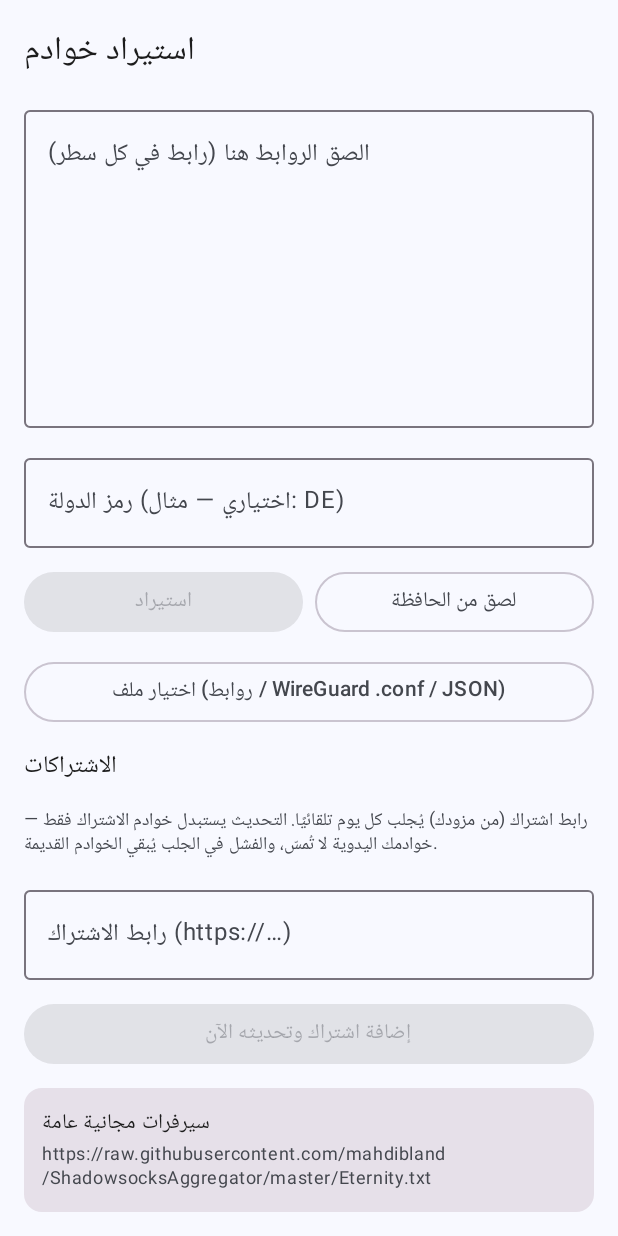
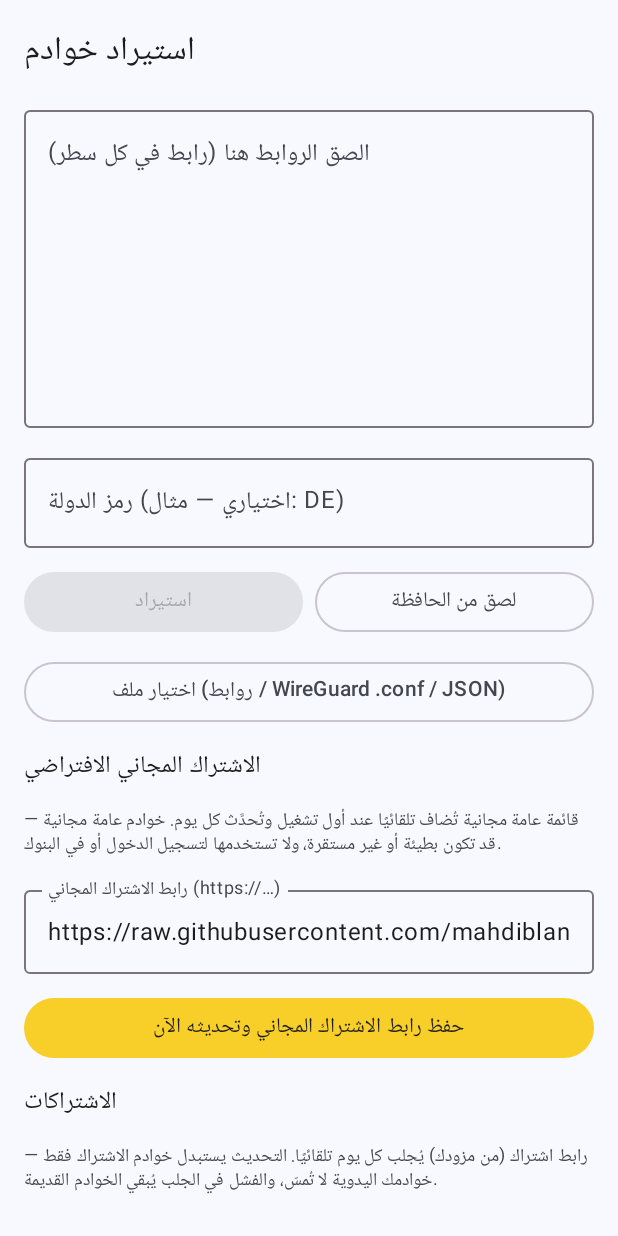
Before and after one commit to aalhdydy550-ui/tunnel-app, an Android app built with Jetpack Compose: the composable ImportScreen shown on its own in the app's theme, on a phone screen of 412 x 824 dp. Run offline under Robolectric (Android 15) with nearby library versions, the phone set to English and light mode, and no system bars; our stand-ins replace Dagger/Hilt's generated code, Room's generated code; network calls fail; 3 statements that could not run were skipped.

Commit message:
profiles: editable default-subscription URL + public-servers warning
- Import screen: "default free subscription" section to view/change
  the URL (saving re-enables and applies it now), and a badge +
  warning on the default subscription card.
- Servers screen: warning card whenever the list holds servers from
  the default subscription (public/free: slow, unstable, never for
  logins or banking); empty state mentions the automatic update.
- ImportViewModel: deleting the default subscription disables it;
  ProfilesViewModel exposes hasPublicFreeServers.

```diff
--- a/feature/profiles/src/main/java/dev/aalhdydy550/tunnel/feature/profiles/ImportScreen.kt
+++ b/feature/profiles/src/main/java/dev/aalhdydy550/tunnel/feature/profiles/ImportScreen.kt
@@ -23,6 +23,7 @@ import androidx.compose.runtime.remember
 import androidx.compose.runtime.setValue
 import androidx.compose.ui.Modifier
 import androidx.compose.ui.unit.dp
+import dev.aalhdydy550.tunnel.core.data.profile.DefaultSubscription
 
 /**
  * Import screen: paste links (one per line), paste from the clipboard,
@@ -44,6 +45,9 @@ fun ImportScreen(
     val outcome by viewModel.outcome.collectAsState()
     val importing by viewModel.importing.collectAsState()
     val subscriptions by viewModel.subscriptions.collectAsState()
+    val defaultUrl by viewModel.defaultSubscriptionUrl.collectAsState()
+    val defaultEnabled by viewModel.defaultSubscriptionEnabled.collectAsState()
+    var defaultUrlText by remember(defaultUrl) { mutableStateOf(defaultUrl) }
 
     val filePicker = rememberLauncherForActivityResult(
         ActivityResultContracts.GetContent(),
@@ -96,6 +100,36 @@ fun ImportScreen(
             modifier = Modifier.fillMaxWidth(),
         ) { Text("اختيار ملف (روابط / WireGuard .conf / JSON)") }
         Text(
+            text = "الاشتراك المجاني الافتراضي",
+            style = MaterialTheme.typography.titleMedium,
+        )
+        Text(
+            text = "قائمة عامة مجانية تُضاف تلقائيًا عند أول تشغيل وتُحدَّث " +
+                "كل يوم. " + DefaultSubscription.PUBLIC_WARNING,
+            style = MaterialTheme.typography.bodySmall,
+            color = MaterialTheme.colorScheme.onSurfaceVariant,
+        )
+        if (!defaultEnabled) {
+            Text(
+                text = "الاشتراك المجاني محذوف حاليًا — احفظ رابطًا أدناه " +
+                    "لإعادة إضافته.",
+                style = MaterialTheme.typography.bodySmall,
+                color = MaterialTheme.colorScheme.error,
+            )
+        }
+        OutlinedTextField(
+            value = defaultUrlText,
+            onValueChange = { defaultUrlText = it; viewModel.clearOutcome() },
+            label = { Text("رابط الاشتراك المجاني (https://…)") },
+            modifier = Modifier.fillMaxWidth(),
+            singleLine = true,
+        )
+        Button(
+            onClick = { viewModel.updateDefaultSubscriptionUrl(defaultUrlText) },
+            enabled = defaultUrlText.isNotBlank() && !importing,
+            modifier = Modifier.fillMaxWidth(),
+        ) { Text("حفظ رابط الاشتراك المجاني وتحديثه الآن") }
+        Text(
             text = "الاشتراكات",
             style = MaterialTheme.typography.titleMedium,
         )
@@ -128,6 +162,14 @@ fun ImportScreen(
                         text = subscription.name,
                         style = MaterialTheme.typography.bodyMedium,
                     )
+                    if (subscription.isDefault) {
+                        Text(
+                            text = "اشتراك افتراضي — سيرفرات مجانية عامة. " +
+                                DefaultSubscription.PUBLIC_WARNING,
+                            style = MaterialTheme.typography.bodySmall,
+                            color = MaterialTheme.colorScheme.error,
+                        )
+                    }
                     Text(
                         text = subscription.url,
                         style = MaterialTheme.typography.bodySmall,
--- a/feature/profiles/src/main/java/dev/aalhdydy550/tunnel/feature/profiles/ImportViewModel.kt
+++ b/feature/profiles/src/main/java/dev/aalhdydy550/tunnel/feature/profiles/ImportViewModel.kt
@@ -8,14 +8,18 @@ import androidx.lifecycle.viewModelScope
 import dagger.hilt.android.lifecycle.HiltViewModel
 import dagger.hilt.android.qualifiers.ApplicationContext
 import dev.aalhdydy550.tunnel.core.data.model.Subscription
+import dev.aalhdydy550.tunnel.core.data.profile.DefaultSubscription
 import dev.aalhdydy550.tunnel.core.data.profile.ProfileLinkParser
+import dev.aalhdydy550.tunnel.core.data.repository.DefaultSubscriptionSeeder
 import dev.aalhdydy550.tunnel.core.data.repository.ProfileRepository
+import dev.aalhdydy550.tunnel.core.data.repository.SettingsRepository
 import dev.aalhdydy550.tunnel.core.data.repository.SubscriptionRepository
 import kotlinx.coroutines.Dispatchers
 import kotlinx.coroutines.flow.MutableStateFlow
 import kotlinx.coroutines.flow.SharingStarted
 import kotlinx.coroutines.flow.StateFlow
 import kotlinx.coroutines.flow.asStateFlow
+import kotlinx.coroutines.flow.first
 import kotlinx.coroutines.flow.stateIn
 import kotlinx.coroutines.launch
 import kotlinx.coroutines.withContext
@@ -29,12 +33,18 @@ import javax.inject.Inject
  *
  * An optional 2-letter country code is applied to every imported
  * profile, so its flag emoji shows next to the server.
+ *
+ * Also owns the built-in default free subscription's URL setting:
+ * the URL lives in [SettingsRepository] (never hard-coded in the UI),
+ * and saving it re-enables + re-seeds the default subscription.
  */
 @HiltViewModel
 class ImportViewModel @Inject constructor(
     @ApplicationContext private val context: Context,
     private val profileRepository: ProfileRepository,
     private val subscriptionRepository: SubscriptionRepository,
+    private val settingsRepository: SettingsRepository,
+    private val defaultSubscriptionSeeder: DefaultSubscriptionSeeder,
 ) : ViewModel() {
 
     data class ImportOutcome(val imported: Int, val errors: List<String>)
@@ -51,6 +61,22 @@ class ImportViewModel @Inject constructor(
             viewModelScope,
             SharingStarted.WhileSubscribed(5_000),
             emptyList(),
+        )
+
+    /** The default free subscription's URL (editable setting). */
+    val defaultSubscriptionUrl: StateFlow<String> =
+        settingsRepository.defaultSubscriptionUrl.stateIn(
+            viewModelScope,
+            SharingStarted.WhileSubscribed(5_000),
+            DefaultSubscription.DEFAULT_URL,
+        )
+
+    /** False after the user deleted the default subscription. */
+    val defaultSubscriptionEnabled: StateFlow<Boolean> =
+        settingsRepository.defaultSubscriptionEnabled.stateIn(
+            viewModelScope,
+            SharingStarted.WhileSubscribed(5_000),
+            true,
         )
 
     fun importText(text: String, countryCode: String) {
@@ -130,7 +156,44 @@ class ImportViewModel @Inject constructor(
     /** Deletes a subscription and the profiles that came from it. */
     fun deleteSubscription(id: Long) {
         viewModelScope.launch {
+            val isDefault = subscriptions.value
+                .firstOrNull { it.id == id }?.isDefault == true
             subscriptionRepository.deleteSubscription(id)
+            if (isDefault) {
+                // Respect the deletion: the seeder must not silently
+                // re-add the default subscription on the next start.
+                // Saving a URL below re-enables it.
+                settingsRepository.setDefaultSubscriptionEnabled(false)
+            }
+        }
+    }
+
+    /**
+     * Saves a new URL for the default free subscription (https only —
+     * anything else is rejected and reported), re-enables it when it
+     * was deleted, and applies it now: the stored row's URL is
+     * updated and fetched once. A failed fetch still saves the URL
+     * (the daily worker retries it) and reports the error.
+     */
+    fun updateDefaultSubscriptionUrl(url: String) {
+        if (_importing.value) return
+        viewModelScope.launch {
+            _importing.value = true
+            try {
+                settingsRepository.setDefaultSubscriptionUrl(url)
+                settingsRepository.setDefaultSubscriptionEnabled(true)
+                defaultSubscriptionSeeder.ensureSeeded()
+                val id = settingsRepository.defaultSubscriptionId.first()
+                val refreshed = subscriptionRepository.getSubscription(id)
+                _outcome.value = ImportOutcome(
+                    refreshed?.lastProfileCount ?: 0,
+                    listOfNotNull(refreshed?.lastError?.takeIf { it.isNotBlank() }),
+                )
+            } catch (e: Exception) {
+                _outcome.value = ImportOutcome(0, listOf(e.message ?: "bad URL"))
+            } finally {
+                _importing.value = false
+            }
         }
     }
 
```
Also changed, not shown: feature/profiles/src/main/java/dev/aalhdydy550/tunnel/feature/profiles/ProfilesViewModel.kt (+15 -0 lines), feature/profiles/src/main/java/dev/aalhdydy550/tunnel/feature/profiles/ServersScreen.kt (+25 -1 lines).
